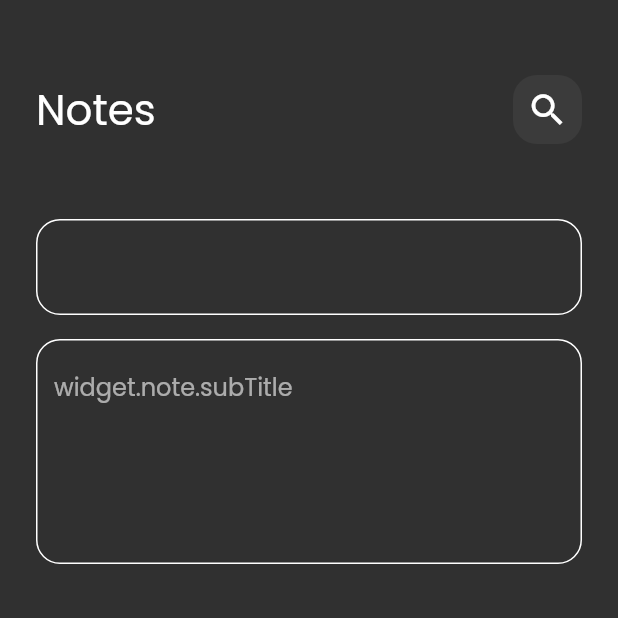
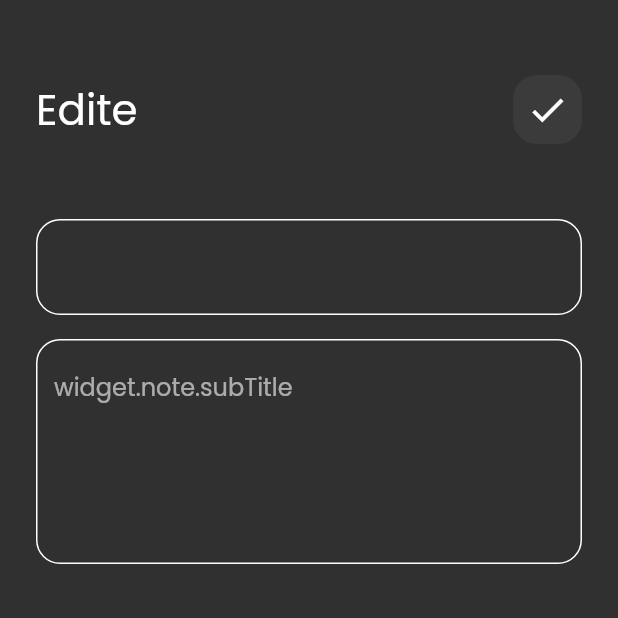
Before and after one commit to AmrMuhamed1/NotesApp, a Flutter app: the EditNoteView screen opened directly, on a phone screen of 412 x 824 dp, the top half of it. Run offline on Flutter 3.47's test engine with Material 2 defaults, Android fonts, the phone set to English and light mode, and no system bars.

```diff
--- a/lib/featuers/notes_home/views/edite_view_note.dart
+++ b/lib/featuers/notes_home/views/edite_view_note.dart
@@ -1,5 +1,5 @@
 import 'package:flutter/material.dart';
-import 'package:note_app/featuers/notes_home/views/edite_note_view_body.dart';
+import 'package:note_app/featuers/notes_home/views/widgets/edite_note_view_body.dart';
 
 
 class EditNoteView extends StatelessWidget {
--- a/lib/featuers/notes_home/views/widgets/custom_app_bar.dart
+++ b/lib/featuers/notes_home/views/widgets/custom_app_bar.dart
@@ -2,18 +2,18 @@ import 'package:flutter/material.dart';
 import 'package:note_app/featuers/notes_home/views/widgets/custom_search_icon.dart';
 
 class CustomAppBar extends StatelessWidget {
-  const CustomAppBar({super.key});
-
+  const CustomAppBar({super.key, required this.title, required this.icon});
+final String title;
+final IconData icon;
   @override
   Widget build(BuildContext context) {
-    return  const Row(
+    return Row(
       children: [
-        Text(
-          'Notes',
+        Text(title,
           style: TextStyle(fontSize: 28),
         ),
         Spacer(),
-        CustomSearchIcon()
+        CustomSearchIcon(icon: icon,)
       ],
     );
   }
--- a/lib/featuers/notes_home/views/widgets/custom_search_icon.dart
+++ b/lib/featuers/notes_home/views/widgets/custom_search_icon.dart
@@ -1,8 +1,8 @@
 import 'package:flutter/material.dart';
 
 class CustomSearchIcon extends StatelessWidget {
-  const CustomSearchIcon({super.key});
-
+  const CustomSearchIcon({super.key, required this.icon});
+final IconData icon;
   @override
   Widget build(BuildContext context) {
     return Container(
@@ -12,8 +12,8 @@ class CustomSearchIcon extends StatelessWidget {
         borderRadius: BorderRadius.circular(16),
         color: Colors.white.withOpacity(0.05),
       ),
-      child: const Center(
-        child: Icon(Icons.search,size: 28,),
+      child:  Center(
+        child: Icon(icon,size: 28,),
       ),
     );
   }
--- a/lib/featuers/notes_home/views/edite_note_view_body.dart
+++ b/lib/featuers/notes_home/views/widgets/edite_note_view_body.dart
@@ -23,6 +23,8 @@ class _EditNoteViewBodyState extends State<EditNoteViewBody> {
             height: 50,
           ),
           CustomAppBar(
+            icon: Icons.check,
+            title: 'Edite',
           ),
           const SizedBox(
             height: 50,
--- a/lib/featuers/notes_home/views/widgets/note_home_body_list_view.dart
+++ b/lib/featuers/notes_home/views/widgets/note_home_body_list_view.dart
@@ -12,7 +12,10 @@ class NoteHomeBodyView extends StatelessWidget {
       child: SingleChildScrollView(
         child: Column(
           children: [
-            const CustomAppBar(),
+             const CustomAppBar(
+              icon: Icons.search,
+               title: 'Notes',
+            ),
             const SizedBox(
               height: 30,
             ),
--- a/pubspec.yaml
+++ b/pubspec.yaml
@@ -35,6 +35,8 @@ dependencies:
   # The following adds the Cupertino Icons font to your application.
   # Use with the CupertinoIcons class for iOS style icons.
   cupertino_icons: ^1.0.2
+  hive: ^2.2.3
+  hive_flutter: ^1.1.0
 
 dev_dependencies:
   flutter_test:
@@ -46,6 +48,8 @@ dev_dependencies:
   # package. See that file for information about deactivating specific lint
   # rules and activating additional ones.
   flutter_lints: ^2.0.0
+  hive_generator: ^2.0.0
+  build_runner: ^2.3.2
 
 # For information on the generic Dart part of this file, see the
 # following page: https://dart.dev/tools/pub/pubspec
```
Also changed, not shown: lib/featuers/notes_home/views/widgets/note_card_item.dart (+7 -1 lines), lib/model/note_model.dart (added, +12 -0 lines), pubspec.lock, 1 other file.
